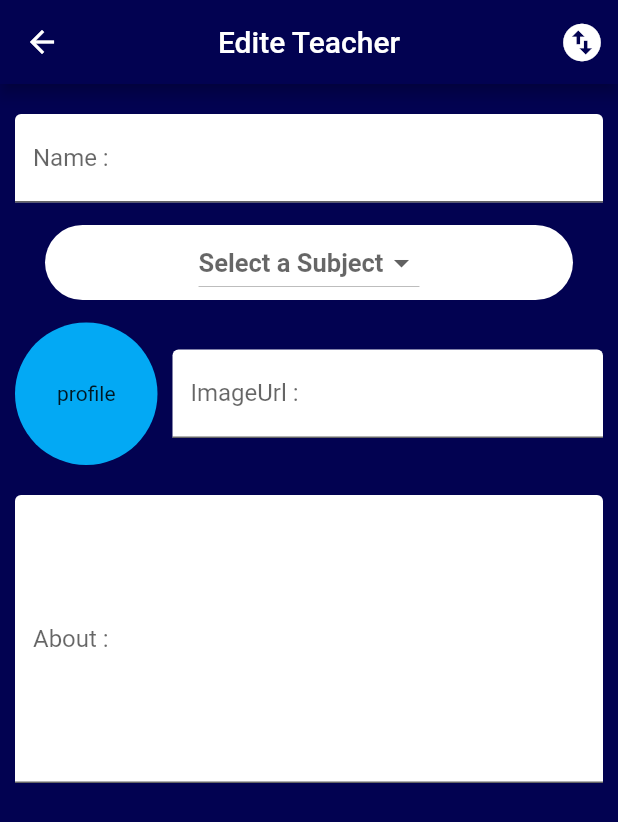
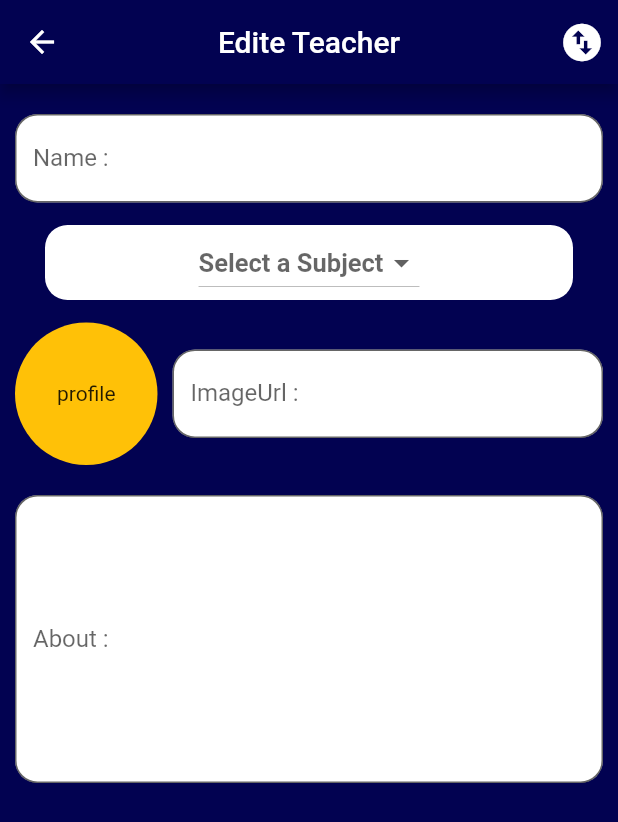
Before and after one commit to ahmedezzaouia/find_teachers, a Flutter app: the EditTeacherScreen screen opened by its route, on a phone screen of 412 x 824 dp. Shown: the top 822 px of the screen. Run offline on Flutter 3.47's test engine with Material 2 defaults, Android fonts, the phone set to English and light mode, and no system bars.

Commit message:
add teacher management and fix favorite screen (go to detail sreen )

```diff
--- a/lib/main.dart
+++ b/lib/main.dart
@@ -1,5 +1,6 @@
 import 'package:flutter/material.dart';
 import 'package:maroc_teachers/screens/favorite_teachers_screen.dart';
+import 'package:maroc_teachers/screens/teacher_management_screen.dart';
 import './providers/teacher_provider.dart';
 import './screens/edit_teacher_screen.dart';
 import './screens/subjects_screen.dart';
@@ -32,7 +33,8 @@ class MyApp extends StatelessWidget {
           TeachersOverviewScreen.routeNamed: (ctx) => TeachersOverviewScreen(),
           TeacherDetaillScreen.routeNamed: (ctx) => TeacherDetaillScreen(),
           EditTeacherScreen.routeNamed: (ctx) => EditTeacherScreen(),
-          FavoriteTeachersScreen.routeNamed: (ctx) => FavoriteTeachersScreen()
+          FavoriteTeachersScreen.routeNamed: (ctx) => FavoriteTeachersScreen(),
+          TeacherManagementScreen.routeNamed: (ctx) => TeacherManagementScreen()
         },
       ),
     );
--- a/lib/providers/teacher.dart
+++ b/lib/providers/teacher.dart
@@ -5,7 +5,7 @@ class Teacher with ChangeNotifier {
   final String teacherDescription;
   final String teacherImageUrl;
   final String id;
-  final String foundInCategoryName;
+  final String teachingSubject;
   bool isfavorite;
 
   Teacher({
@@ -13,7 +13,7 @@ class Teacher with ChangeNotifier {
     @required this.id,
     @required this.teacherDescription,
     @required this.teacherImageUrl,
-    @required this.foundInCategoryName,
+    @required this.teachingSubject,
     this.isfavorite = false,
   });
 
--- a/lib/providers/teacher_provider.dart
+++ b/lib/providers/teacher_provider.dart
@@ -10,7 +10,7 @@ class TeacherProvider with ChangeNotifier {
         teacherImageUrl:
             'https://www.job-hunt.org/images/2018-12-21-DragonImages-AdobeStock_70698768.jpeg',
         id: 't1',
-        foundInCategoryName: 'Mathematics'),
+        teachingSubject: 'Mathematics'),
     Teacher(
       teaherName: 'Blaise Pascal',
       teacherDescription:
@@ -18,7 +18,7 @@ class TeacherProvider with ChangeNotifier {
       teacherImageUrl:
           'https://belle-imaging.com/wp-content/uploads/2018/01/Headshots-beautiful-girl-with-long-hair.jpg',
       id: 't2',
-      foundInCategoryName: 'Physics',
+      teachingSubject: 'Physics',
     ),
     Teacher(
       teaherName: 'Enrico Fermi',
@@ -27,7 +27,7 @@ class TeacherProvider with ChangeNotifier {
       teacherImageUrl:
           'https://alexstudio.ch/wp-content/uploads/2019/01/business.portrait.cv_.resume.geneva.30.jpg',
       id: 't3',
-      foundInCategoryName: 'Informatique',
+      teachingSubject: 'Informatique',
     ),
     Teacher(
         teaherName: 'Ahmed Ezzaouia',
@@ -36,7 +36,7 @@ class TeacherProvider with ChangeNotifier {
         teacherImageUrl:
             'https://alexstudio.ch/wp-content/uploads/2019/01/business.portrait.cv_.resume.geneva.18.jpg',
         id: 't4',
-        foundInCategoryName: 'Languages'),
+        teachingSubject: 'Languages'),
     Teacher(
       teaherName: 'Enrico Fermi',
       teacherDescription:
@@ -44,7 +44,7 @@ class TeacherProvider with ChangeNotifier {
       teacherImageUrl:
           'https://www.sprintcv.com/assets/sprintcv-helps-java-consultant-to-generate-amazing-cv-1228395647dab08deb54ccec4dd549db6477ded6803a1f00ac7fbc499b66555c.jpg',
       id: 't5',
-      foundInCategoryName: 'Informatique',
+      teachingSubject: 'Informatique',
     ),
     Teacher(
       teaherName: 'Ahmed Ezzaouia',
@@ -53,7 +53,7 @@ class TeacherProvider with ChangeNotifier {
       teacherImageUrl:
           'https://alexstudio.ch/wp-content/uploads/2019/01/business.portrait.cv_.resume.geneva.18.jpg',
       id: 't6',
-      foundInCategoryName: 'Languages',
+      teachingSubject: 'Languages',
     ),
     Teacher(
       teaherName: 'Enrico Fermi',
@@ -62,7 +62,7 @@ class TeacherProvider with ChangeNotifier {
       teacherImageUrl:
           'https://alexstudio.ch/wp-content/uploads/2019/01/business.portrait.cv_.resume.geneva.18.jpg',
       id: 't7',
-      foundInCategoryName: 'Physics',
+      teachingSubject: 'Physics',
     ),
     Teacher(
       teaherName: 'Ahmed Ezzaouia',
@@ -71,7 +71,7 @@ class TeacherProvider with ChangeNotifier {
       teacherImageUrl:
           'https://alexstudio.ch/wp-content/uploads/2019/01/business.portrait.cv_.resume.geneva.30.jpg',
       id: 't8',
-      foundInCategoryName: 'Informatique',
+      teachingSubject: 'Informatique',
     ),
   ];
 
@@ -82,7 +82,7 @@ class TeacherProvider with ChangeNotifier {
   //find by Category id
   List<Teacher> findByCategory(String categoryName) {
     return _iteams
-        .where((tech) => tech.foundInCategoryName == categoryName)
+        .where((tech) => tech.teachingSubject == categoryName)
         .toList();
   }
 
@@ -103,7 +103,7 @@ class TeacherProvider with ChangeNotifier {
       id: DateTime.now().toString(),
       teacherDescription: teacher.teacherDescription,
       teacherImageUrl: teacher.teacherImageUrl,
-      foundInCategoryName: teacher.foundInCategoryName,
+      teachingSubject: teacher.teachingSubject,
     );
     _iteams.add(teach);
     notifyListeners();
--- a/lib/screens/edit_teacher_screen.dart
+++ b/lib/screens/edit_teacher_screen.dart
@@ -29,7 +29,7 @@ class _EditTeacherScreenState extends State<EditTeacherScreen> {
     id: null,
     teacherDescription: '',
     teacherImageUrl: '',
-    foundInCategoryName: '',
+    teachingSubject: '',
   );
 
   @override
@@ -104,6 +104,8 @@ class _EditTeacherScreenState extends State<EditTeacherScreen> {
                     labelText: 'Name :',
                     fillColor: Colors.white,
                     filled: true,
+                    border: OutlineInputBorder(
+                        borderRadius: BorderRadius.circular(15)),
                   ),
                   keyboardType: TextInputType.text,
                   onSaved: (value) {
@@ -112,7 +114,7 @@ class _EditTeacherScreenState extends State<EditTeacherScreen> {
                       id: null,
                       teacherDescription: _onEditeTeacher.teacherDescription,
                       teacherImageUrl: _onEditeTeacher.teacherImageUrl,
-                      foundInCategoryName: _onEditeTeacher.foundInCategoryName,
+                      teachingSubject: _onEditeTeacher.teachingSubject,
                     );
                   },
                   validator: (value) =>
@@ -126,7 +128,7 @@ class _EditTeacherScreenState extends State<EditTeacherScreen> {
                     height: 50,
                     decoration: BoxDecoration(
                         color: isNothingSelect ? Colors.red : Colors.white,
-                        borderRadius: BorderRadius.circular(30)),
+                        borderRadius: BorderRadius.circular(15)),
                     child: DropdownButton<String>(
                       value: _selectedSubject,
                       elevation: 7,
@@ -159,7 +161,7 @@ class _EditTeacherScreenState extends State<EditTeacherScreen> {
                         width: 95,
                         alignment: Alignment.center,
                         decoration: BoxDecoration(
-                          color: Colors.lightBlue,
+                          color: Colors.amber,
                           borderRadius: BorderRadius.circular(100),
                         ),
                         child: _imageUrlController.text.isEmpty
@@ -176,6 +178,8 @@ class _EditTeacherScreenState extends State<EditTeacherScreen> {
                           labelText: 'ImageUrl :',
                           fillColor: Colors.white,
                           filled: true,
+                          border: OutlineInputBorder(
+                              borderRadius: BorderRadius.circular(15)),
                         ),
                         keyboardType: TextInputType.text,
                         focusNode: _imageUrlFocusNode,
@@ -187,8 +191,7 @@ class _EditTeacherScreenState extends State<EditTeacherScreen> {
                             teacherDescription:
                                 _onEditeTeacher.teacherDescription,
                             teacherImageUrl: value,
-                            foundInCategoryName:
-                                _onEditeTeacher.foundInCategoryName,
+                            teachingSubject: _onEditeTeacher.teachingSubject,
                           );
                         },
                         validator: (value) =>
@@ -203,6 +206,8 @@ class _EditTeacherScreenState extends State<EditTeacherScreen> {
                     labelText: 'About :',
                     fillColor: Colors.white,
                     filled: true,
+                    border: OutlineInputBorder(
+                        borderRadius: BorderRadius.circular(15)),
                   ),
                   maxLines: 8,
                   keyboardType: TextInputType.multiline,
@@ -212,7 +217,7 @@ class _EditTeacherScreenState extends State<EditTeacherScreen> {
                       id: null,
                       teacherDescription: value,
                       teacherImageUrl: _onEditeTeacher.teacherImageUrl,
-                      foundInCategoryName: _selectedSubject,
+                      teachingSubject: _selectedSubject,
                     );
                   },
                   validator: (value) {
--- a/lib/screens/teacher_detail_screem.dart
+++ b/lib/screens/teacher_detail_screem.dart
@@ -30,7 +30,7 @@ class TeacherDetaillScreen extends StatelessWidget {
             style: TextStyle(color: Colors.white, fontSize: 30),
           ),
           Text(
-            'Teach :${teacherProfil.foundInCategoryName}',
+            'Teach :${teacherProfil.teachingSubject}',
             style: TextStyle(color: Colors.white, fontSize: 20),
           ),
           Text(teacherProfil.teacherDescription,
```
Also changed, not shown: lib/screens/favorite_teachers_screen.dart (+6 -4 lines), lib/screens/subjects_screen.dart (+6 -4 lines), lib/screens/teacher_management_screen.dart (added, +53 -0 lines), lib/widgets/appdrawer.dart (+17 -4 lines), lib/widgets/favorite_item.dart (+9 -2 lines), lib/widgets/teacher_management_item.dart (added, +60 -0 lines).
